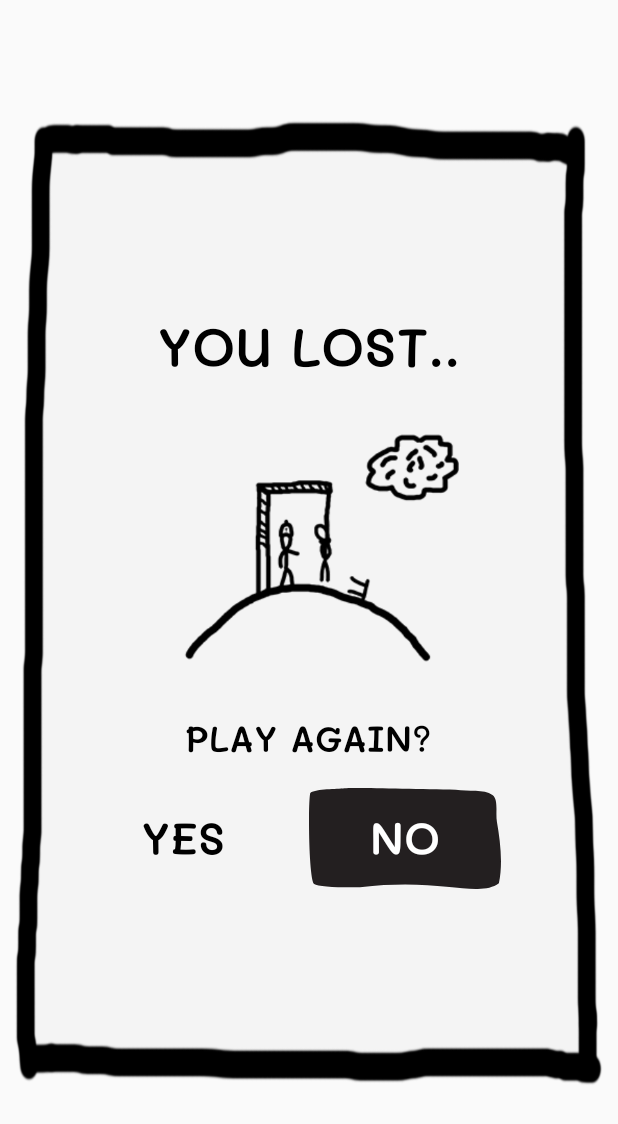
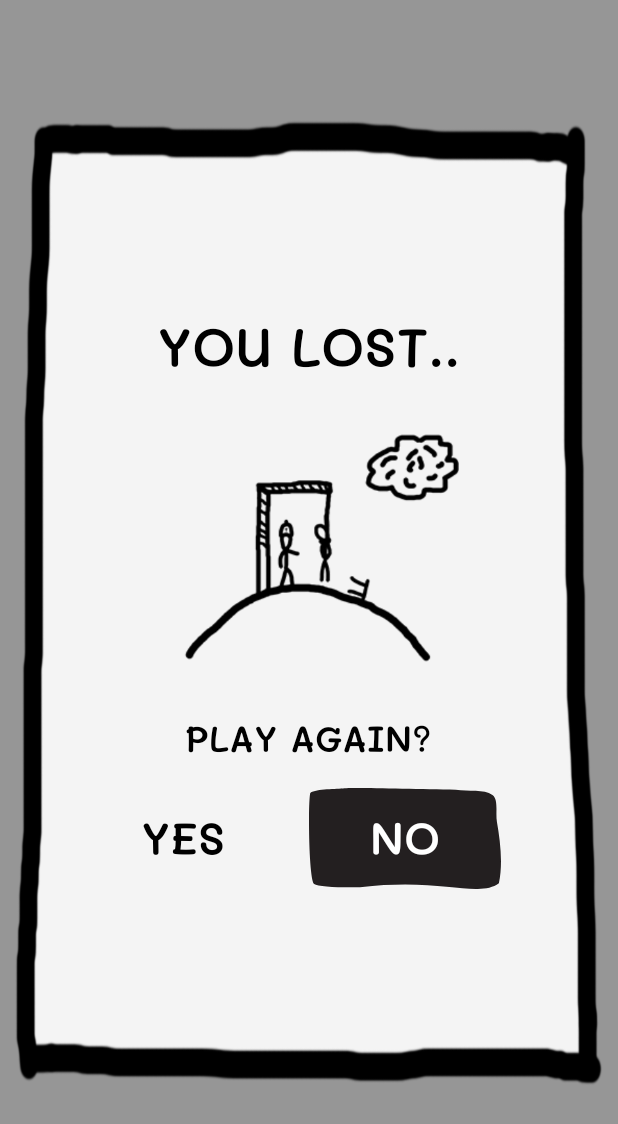
Before and after one commit to ChristianANoeddeboe/Hangman, an Android app: the fragment LostFragment placed in its activity, on a phone screen of 412 x 824 dp. Shown: the top 1124 px of the screen. Run offline under Robolectric (Android 15) with nearby library versions, the phone set to English and light mode, and no system bars; network calls fail.

Commit message:
Made fragment overlay darken game fragment.

```diff
--- a/app/src/main/java/com/s164150/hangman/game/fragment/LostFragment.java
+++ b/app/src/main/java/com/s164150/hangman/game/fragment/LostFragment.java
@@ -12,13 +12,18 @@ import com.s164150.hangman.R;
 public class LostFragment extends Fragment implements View.OnClickListener {
 
     Button noagainbtn, yesagainbtn;
+    ViewGroup container;
 
     @Override
     public View onCreateView(LayoutInflater inflater, ViewGroup container, Bundle savedInstanceState) {
         View parent = inflater.inflate(R.layout.fragment_lost, container, false);
+        this.container = container;
 
         noagainbtn = parent.findViewById(R.id.lostno);
         yesagainbtn = parent.findViewById(R.id.lostyes);
+
+        int color = getResources().getColor(R.color.overlayBackground);
+        container.setBackgroundColor(color);
 
         noagainbtn.setOnClickListener(this);
         yesagainbtn.setOnClickListener(this);
@@ -32,6 +37,7 @@ public class LostFragment extends Fragment implements View.OnClickListener {
             getActivity().finish();
         }
         if(v == yesagainbtn) {
+            container.setBackgroundColor(getResources().getColor(R.color.transparent));
             getFragmentManager().popBackStack();
         }
     }
```
